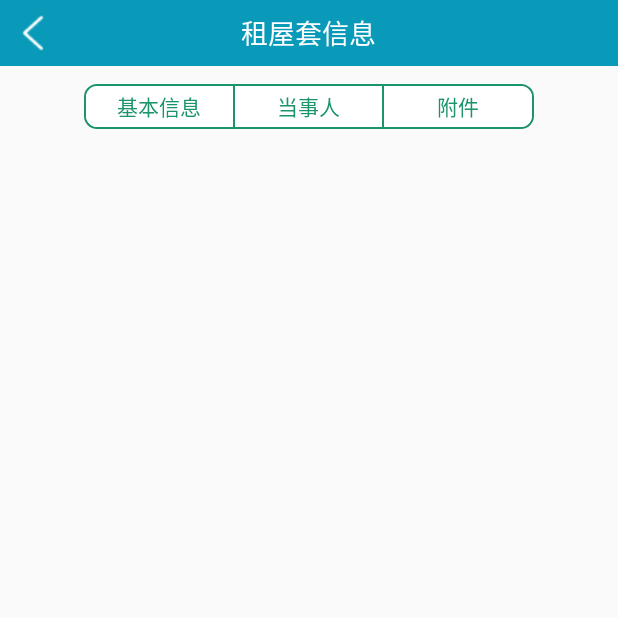
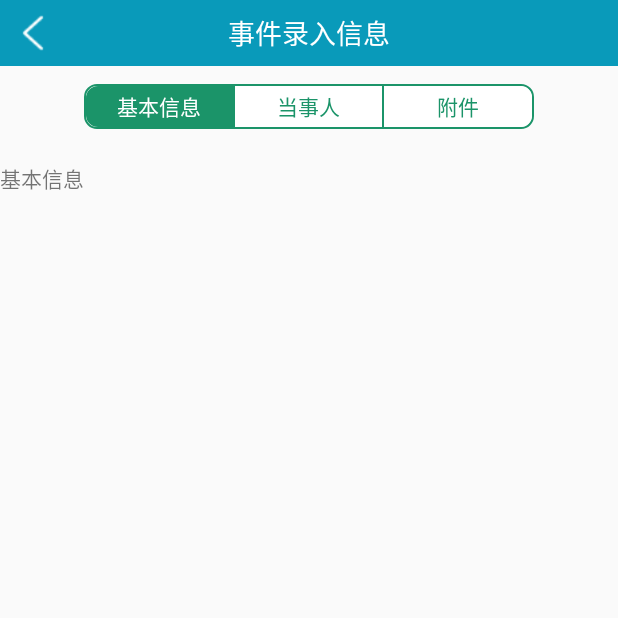
Before and after one commit to caizhui/KyAndroid, an Android app: the screen it shows after launch (EventEntryAddActivity), on a phone screen of 412 x 824 dp, the top half of it. Run offline under Robolectric (Android 15) with nearby library versions, the phone set to English and light mode, and no system bars; our stand-ins replace ButterKnife; libraries missing offline, so code that uses them is left out: org.xutils, org.xutils.x; 2 statements that could not run were skipped.

Commit message:
事件录入信息

```diff
--- a/app/src/main/java/com/ky/kyandroid/activity/evententry/EventEntryAddActivity.java
+++ b/app/src/main/java/com/ky/kyandroid/activity/evententry/EventEntryAddActivity.java
@@ -18,6 +18,7 @@ import java.util.ArrayList;
 import java.util.List;
 
 import butterknife.BindView;
+import butterknife.ButterKnife;
 import butterknife.OnClick;
 
 
@@ -37,25 +38,25 @@ public class EventEntryAddActivity extends FragmentActivity {
     private ViewPager fragment_viewpager;
 
     @BindView(R.id.radiogroup)
-    private RadioGroup radiogroup;
+    public RadioGroup radiogroup;
 
     /**
      * 基本信息按钮
      */
     @BindView(R.id.radiobtn_baseinfo)
-    private RadioButton radiobtn_baseinfo;
+    public RadioButton radiobtn_baseinfo;
 
     /**
      * 当事人按钮
      */
     @BindView(R.id.radiobtn_person)
-    private RadioButton  radiobtn_person;
+    public RadioButton  radiobtn_person;
 
     /**
      * 附件按钮
      */
     @BindView(R.id.radiobtn_attachment)
-    private RadioButton  radiobtn_attachment;
+    public RadioButton  radiobtn_attachment;
 
     /** 事件录入 - 基本信息 */
     private EventEntryAdd_Basic eventEntryAdd_basic;
@@ -70,6 +71,7 @@ public class EventEntryAddActivity extends FragmentActivity {
     protected void onCreate(Bundle savedInstanceState) {
         super.onCreate(savedInstanceState);
         setContentView(R.layout.activity_evententryadd);
+        ButterKnife.bind(EventEntryAddActivity.this);
         initToolbar();
         initPageView();
         initViewData();
@@ -151,7 +153,7 @@ public class EventEntryAddActivity extends FragmentActivity {
         /** 设置toolbar背景颜色 **/
        // toolbar_layout.setBackgroundResource(color.toolbar_green);
         /** 设置toolbar标题 **/
-        toolbar_title.setText("租屋套信息");
+        toolbar_title.setText("事件录入信息");
 
         /** 添加点击事件 **/
         //toolbar_back.setOnClickListener(this);
--- a/app/src/main/java/com/ky/kyandroid/activity/evententry/EventEntryAdd_Attachment.java
+++ b/app/src/main/java/com/ky/kyandroid/activity/evententry/EventEntryAdd_Attachment.java
@@ -1,10 +1,23 @@
 package com.ky.kyandroid.activity.evententry;
 
+import android.os.Bundle;
+import android.support.annotation.Nullable;
 import android.support.v4.app.Fragment;
+import android.view.LayoutInflater;
+import android.view.View;
+import android.view.ViewGroup;
+
+import com.ky.kyandroid.R;
 
 /**
  * Created by Caizhui on 2017-6-9.
  */
 
 public class EventEntryAdd_Attachment extends Fragment {
+    @Nullable
+    @Override
+    public View onCreateView(LayoutInflater inflater, @Nullable ViewGroup container, @Nullable Bundle savedInstanceState) {
+        View view =inflater.inflate(R.layout.evententeradd_attachment_fragment,container,false);
+        return view;
+    }
 }
--- a/app/src/main/java/com/ky/kyandroid/activity/evententry/EventEntryAdd_Basic.java
+++ b/app/src/main/java/com/ky/kyandroid/activity/evententry/EventEntryAdd_Basic.java
@@ -1,10 +1,23 @@
 package com.ky.kyandroid.activity.evententry;
 
+import android.os.Bundle;
+import android.support.annotation.Nullable;
 import android.support.v4.app.Fragment;
+import android.view.LayoutInflater;
+import android.view.View;
+import android.view.ViewGroup;
+
+import com.ky.kyandroid.R;
 
 /**
  * Created by Caizhui on 2017-6-9.
  */
 
 public class EventEntryAdd_Basic extends Fragment {
-}
+    @Nullable
+    @Override
+    public View onCreateView(LayoutInflater inflater, @Nullable ViewGroup container, @Nullable Bundle savedInstanceState) {
+        View view =inflater.inflate(R.layout.evententeradd_basic_fragment,container,false);
+        return view;
+    }
+    }
--- a/app/src/main/java/com/ky/kyandroid/activity/evententry/EventEntryAdd_Person.java
+++ b/app/src/main/java/com/ky/kyandroid/activity/evententry/EventEntryAdd_Person.java
@@ -1,10 +1,23 @@
 package com.ky.kyandroid.activity.evententry;
 
+import android.os.Bundle;
+import android.support.annotation.Nullable;
 import android.support.v4.app.Fragment;
+import android.view.LayoutInflater;
+import android.view.View;
+import android.view.ViewGroup;
+
+import com.ky.kyandroid.R;
 
 /**
  * Created by Caizhui on 2017-6-9.
  */
 
 public class EventEntryAdd_Person extends Fragment {
+    @Nullable
+    @Override
+    public View onCreateView(LayoutInflater inflater, @Nullable ViewGroup container, @Nullable Bundle savedInstanceState) {
+        View view =inflater.inflate(R.layout.evententeradd_person_fragment,container,false);
+        return view;
+    }
 }
--- a/app/src/main/java/com/ky/kyandroid/fragment/onefragment/OneFragment.java
+++ b/app/src/main/java/com/ky/kyandroid/fragment/onefragment/OneFragment.java
@@ -18,7 +18,7 @@ public class OneFragment extends Fragment {
     @Nullable
     @Override
     public View onCreateView(LayoutInflater inflater, @Nullable ViewGroup container, @Nullable Bundle savedInstanceState) {
-        View view =inflater.inflate(R.layout.one_fragment,container,false);
+        View view =inflater.inflate(R.layout.evententeradd_person_fragment,container,false);
         return view;
     }
 }
--- a/app/src/main/java/com/ky/kyandroid/fragment/onefragment/TwoFragment.java
+++ b/app/src/main/java/com/ky/kyandroid/fragment/onefragment/TwoFragment.java
@@ -18,7 +18,7 @@ public class TwoFragment extends Fragment {
     @Nullable
     @Override
     public View onCreateView(LayoutInflater inflater, @Nullable ViewGroup container, @Nullable Bundle savedInstanceState) {
-        View view =inflater.inflate(R.layout.two_fragment,container,false);
+        View view =inflater.inflate(R.layout.evententeradd_attachment_fragment,container,false);
         return view;
     }
 }
--- a/app/src/main/res/layout/one_fragment.xml
+++ b/app/src/main/res/layout/evententeradd_basic_fragment.xml
@@ -7,7 +7,7 @@
     <TextView
         android:layout_width="wrap_content"
         android:layout_height="wrap_content"
-        android:text="Hello World!"
+        android:text="基本信息"
         app:layout_constraintBottom_toBottomOf="parent"
         app:layout_constraintLeft_toLeftOf="parent"
         app:layout_constraintRight_toRightOf="parent"
--- a/app/src/main/res/layout/two_fragment.xml
+++ b/app/src/main/res/layout/evententeradd_person_fragment.xml
@@ -7,7 +7,7 @@
     <TextView
         android:layout_width="wrap_content"
         android:layout_height="wrap_content"
-        android:text="Hello World222!"
+        android:text="当事人信息"
         app:layout_constraintBottom_toBottomOf="parent"
         app:layout_constraintLeft_toLeftOf="parent"
         app:layout_constraintRight_toRightOf="parent"
--- a/build.gradle
+++ b/build.gradle
@@ -1,5 +1,4 @@
 // Top-level build file where you can add configuration options common to all sub-projects/modules.
-
 buildscript {
     repositories {
         jcenter()
@@ -11,13 +10,11 @@ buildscript {
         // in the individual module build.gradle files
     }
 }
-
 allprojects {
     repositories {
         jcenter()
     }
 }
-
 task clean(type: Delete) {
     delete rootProject.buildDir
 }
```
Also changed, not shown: app/src/main/gen/com/ky/kyandroid/BuildConfig.java (added, +8 -0 lines), app/src/main/gen/com/ky/kyandroid/Manifest.java (added, +7 -0 lines), app/src/main/gen/com/ky/kyandroid/R.java (added, +7 -0 lines), app/src/main/java/com/ky/kyandroid/adapter/ViewPageAdapter.java (deleted, +0 -58 lines), app/src/main/java/com/ky/kyandroid/fragment/MainFragment.java (+0 -152 lines), app/src/main/res/layout/evententeradd_attachment_fragment.xml (added, +16 -0 lines).
